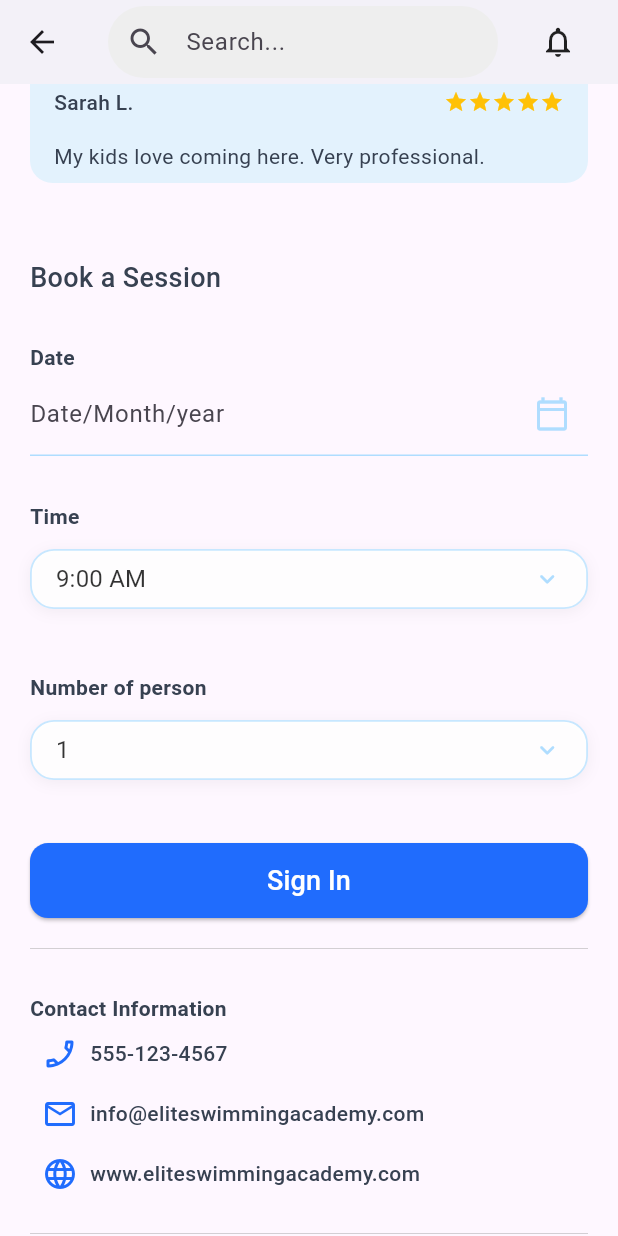
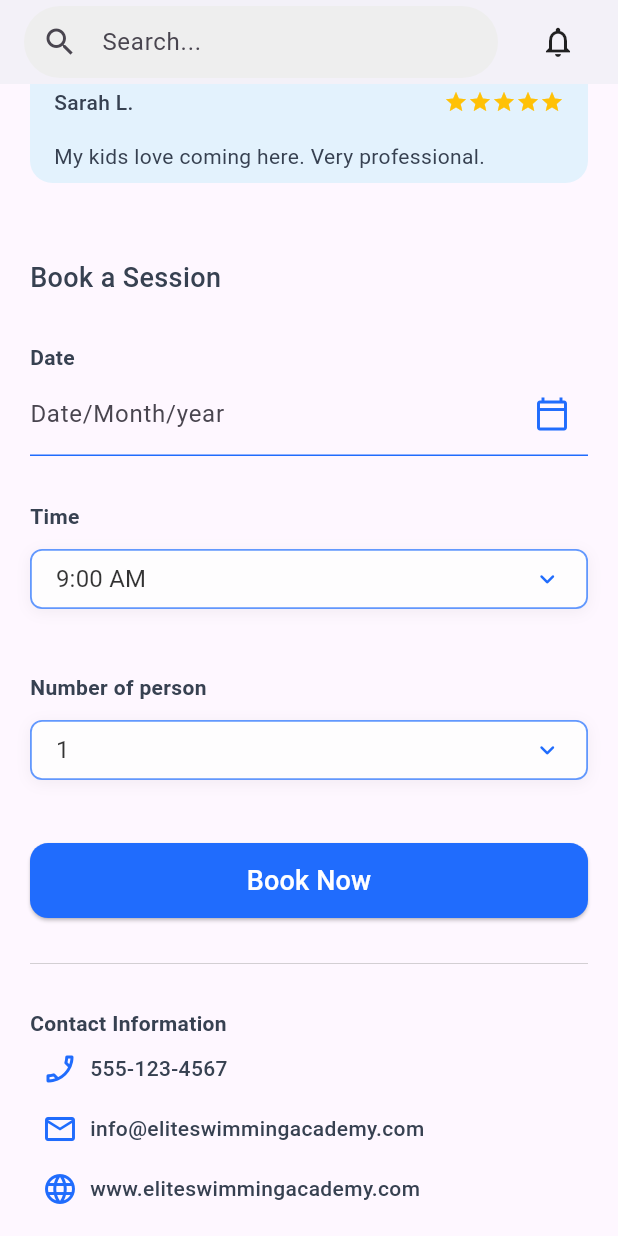
Before and after one commit to MTS-Services/Batteryqk_web-version-App-, a Flutter app: the ListingsDetails screen opened directly, scrolled down 1728 dp, on a phone screen of 412 x 824 dp. Run offline on Flutter 3.47's test engine with Material 3 defaults, Android fonts, the phone set to English and light mode, and no system bars; drawn by our look-alikes of dropdown_button2; our stand-ins replace font_awesome_flutter, pin_code_fields.

Commit message:
update customdropdown

```diff
--- a/lib/common/widgets/custom_button.dart
+++ b/lib/common/widgets/custom_button.dart
@@ -21,7 +21,7 @@ class CustomButton extends StatelessWidget {
           ),
         ),
         child: Text(
-          'Sign In',
+          buttonText,
           style: TextStyle(fontSize: 18, color: Colors.white),
         ),
       ),
--- a/lib/common/widgets/custom_dropdown.dart
+++ b/lib/common/widgets/custom_dropdown.dart
@@ -44,8 +44,8 @@ class _CustomDropdownButtonState extends State<CustomDropdownButton> {
                 item,
                 style: TextStyle(
                   fontSize: 15,
-                  fontWeight: FontWeight.w500,
-                  color: AppColor.appGreenColor,
+                  fontWeight: FontWeight.w400,
+                  color: Colors.black,
                 ),
               ),
             ),
@@ -59,11 +59,11 @@ class _CustomDropdownButtonState extends State<CustomDropdownButton> {
           iconStyleData: IconStyleData(
             icon: const Icon(Icons.keyboard_arrow_down_rounded),
             iconSize: 20,
-            iconEnabledColor: AppColor.appLightGreenColor,
+            iconEnabledColor: AppColor.appGreenColor,
           ),
           dropdownStyleData: DropdownStyleData(
             isOverButton: false,
-            maxHeight: 400,
+            maxHeight: 300,
             useSafeArea: true,
             decoration: BoxDecoration(
               borderRadius: BorderRadius.circular(16),
@@ -79,15 +79,15 @@ class _CustomDropdownButtonState extends State<CustomDropdownButton> {
             ),
             elevation: 3,
             scrollbarTheme: ScrollbarThemeData(
-              thumbColor: WidgetStateProperty.all(AppColor.appLightGreenColor.withOpacity(0.7)),
+              thumbColor: WidgetStateProperty.all(AppColor.appGreenColor.withOpacity(0.7)),
             ),
           ),
           buttonStyleData: ButtonStyleData(
             decoration: BoxDecoration(
               color: Colors.white.withOpacity(0.9),
-              borderRadius: BorderRadius.circular(16),
+              borderRadius: BorderRadius.circular(8),
               border: Border.all(
-                color: AppColor.appLightGreenColor.withOpacity(0.7),
+                color: AppColor.appGreenColor.withOpacity(0.7),
                 width: 1.2,
               ),
               boxShadow: [
--- a/lib/common/widgets/listings_details_custom/custom_listings_booking_section.dart
+++ b/lib/common/widgets/listings_details_custom/custom_listings_booking_section.dart
@@ -85,7 +85,7 @@ class _CustomListingsBookingSectionState
           controller: widget.dateController,
           decoration: InputDecoration(
             enabledBorder: UnderlineInputBorder(
-              borderSide: BorderSide(color: AppColor.appLightGreenColor),
+              borderSide: BorderSide(color: AppColor.appGreenColor),
             ),
             labelText: 'Date/Month/year',
             suffixIcon: IconButton(
@@ -107,7 +107,7 @@ class _CustomListingsBookingSectionState
               },
               icon: Icon(
                 Icons.calendar_today_outlined,
-                color: AppColor.appLightGreenColor,
+                color: AppColor.appGreenColor,
               ),
             ),
           ),
@@ -120,7 +120,7 @@ class _CustomListingsBookingSectionState
         CustomDropdownButton(itemList: personNumber, listType: '1'),
         SizedBox(height: 30),
         CustomButton(buttonText: 'Book Now'),
-        SizedBox(height: 20),
+        SizedBox(height: 30),
         Container(height: .3, width: double.infinity, color: Colors.grey),
         SizedBox(height: 30),
         Text(
--- a/lib/main.dart
+++ b/lib/main.dart
@@ -14,7 +14,7 @@ class MyApp extends StatelessWidget {
   @override
   Widget build(BuildContext context) {
     return MaterialApp(
-      home: LoginScreen(),
+      home: ListingsDetails(),
       debugShowCheckedModeBanner: false,
       theme: ThemeData(
         canvasColor: Colors.white,
```
